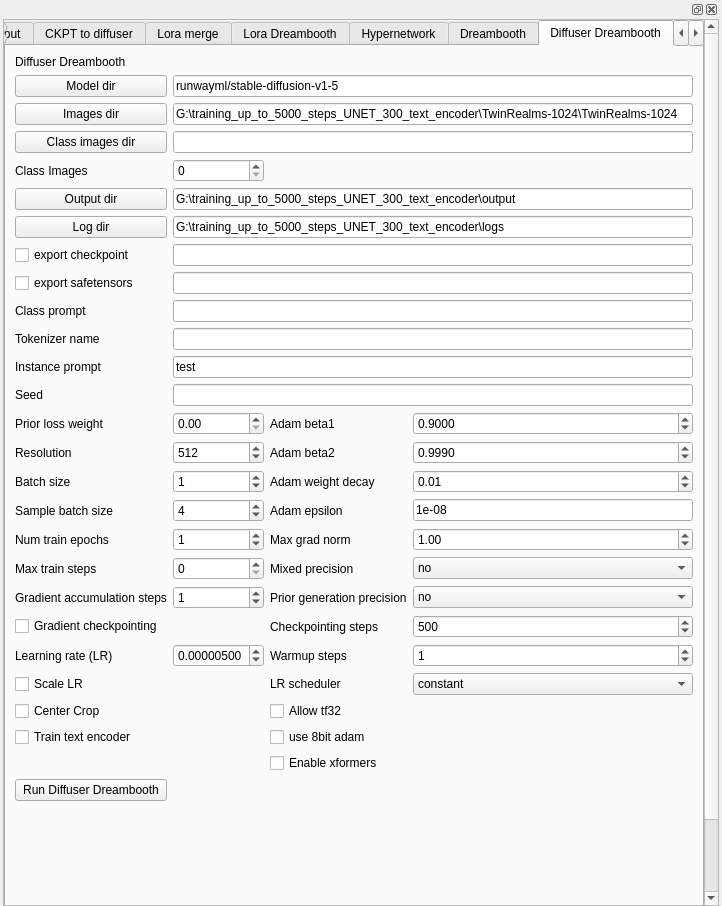
Old version of the form plugins/training/training.ui in the repository XmYx/ainodes-pyside.
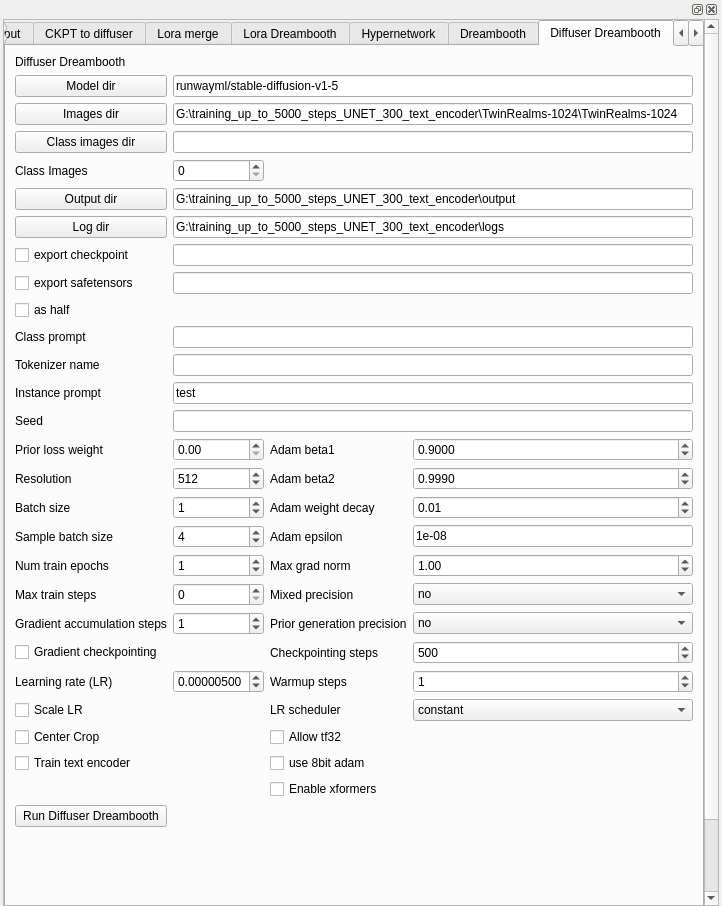
New version of the form.

Patch:
```diff
--- a/plugins/training/training.ui
+++ b/plugins/training/training.ui
@@ -3060,95 +3060,7 @@
                <string>Diffuser Dreambooth</string>
               </attribute>
               <layout class="QGridLayout" name="gridLayout_22">
-               <item row="24" column="3">
-                <widget class="QLineEdit" name="df_adam_epsilon">
-                 <property name="text">
-                  <string>1e-08</string>
-                 </property>
-                </widget>
-               </item>
-               <item row="29" column="3">
-                <widget class="QSpinBox" name="df_lr_warmup_steps">
-                 <property name="maximum">
-                  <number>10000000</number>
-                 </property>
-                 <property name="value">
-                  <number>1</number>
-                 </property>
-                </widget>
-               </item>
-               <item row="18" column="0">
-                <widget class="QLabel" name="label_253">
-                 <property name="text">
-                  <string>Prior loss weight</string>
-                 </property>
-                </widget>
-               </item>
-               <item row="39" column="0">
-                <widget class="QPushButton" name="start_diffuser_dreambooth">
-                 <property name="text">
-                  <string>Run Diffuser Dreambooth</string>
-                 </property>
-                </widget>
-               </item>
-               <item row="1" column="0">
-                <widget class="QPushButton" name="df_select_model">
-                 <property name="text">
-                  <string>Model dir</string>
-                 </property>
-                </widget>
-               </item>
-               <item row="27" column="1">
-                <widget class="QSpinBox" name="df_gradient_accumulation_steps">
-                 <property name="maximum">
-                  <number>10000000</number>
-                 </property>
-                 <property name="value">
-                  <number>1</number>
-                 </property>
-                </widget>
-               </item>
-               <item row="21" column="3">
-                <widget class="QDoubleSpinBox" name="df_adam_weight_decay">
-                 <property name="maximum">
-                  <double>100.000000000000000</double>
-                 </property>
-                 <property name="singleStep">
-                  <double>0.010000000000000</double>
-                 </property>
-                 <property name="value">
-                  <double>0.010000000000000</double>
-                 </property>
-                </widget>
-               </item>
-               <item row="8" column="1">
-                <widget class="QSpinBox" name="df_num_class_images"/>
-               </item>
-               <item row="24" column="0">
-                <widget class="QLabel" name="label_258">
-                 <property name="text">
-                  <string>Sample batch size</string>
-                 </property>
-                </widget>
-               </item>
-               <item row="26" column="1">
-                <widget class="QSpinBox" name="df_max_train_steps">
-                 <property name="maximum">
-                  <number>1000000</number>
-                 </property>
-                </widget>
-               </item>
-               <item row="25" column="1">
-                <widget class="QSpinBox" name="df_num_train_epochs">
-                 <property name="maximum">
-                  <number>5000</number>
-                 </property>
-                 <property name="value">
-                  <number>1</number>
-                 </property>
-                </widget>
-               </item>
-               <item row="29" column="1">
+               <item row="30" column="1">
                 <widget class="QDoubleSpinBox" name="df_learning_rate">
                  <property name="decimals">
                   <number>8</number>
@@ -3164,78 +3076,97 @@
                  </property>
                 </widget>
                </item>
-               <item row="24" column="1">
-                <widget class="QSpinBox" name="df_sample_batch_size">
-                 <property name="maximum">
-                  <number>100</number>
+               <item row="30" column="2">
+                <widget class="QLabel" name="label_265">
+                 <property name="text">
+                  <string>Warmup steps</string>
                  </property>
-                 <property name="value">
-                  <number>4</number>
-                 </property>
                 </widget>
                </item>
-               <item row="18" column="3">
-                <widget class="QDoubleSpinBox" name="df_adam_beta1">
-                 <property name="decimals">
-                  <number>4</number>
-                 </property>
-                 <property name="maximum">
-                  <double>100.000000000000000</double>
-                 </property>
-                 <property name="singleStep">
-                  <double>0.100000000000000</double>
-                 </property>
-                 <property name="value">
-                  <double>0.900000000000000</double>
-                 </property>
-                </widget>
-               </item>
-               <item row="2" column="1" colspan="3">
-                <widget class="QLineEdit" name="df_instance_data_dir">
+               <item row="16" column="0">
+                <widget class="QLabel" name="label_251">
                  <property name="text">
-                  <string>G:\training_up_to_5000_steps_UNET_300_text_encoder\TwinRealms-1024\TwinRealms-1024</string>
+                  <string>Instance prompt</string>
                  </property>
                 </widget>
                </item>
-               <item row="29" column="0">
+               <item row="30" column="0">
                 <widget class="QLabel" name="label_263">
                  <property name="text">
                   <string>Learning rate (LR)</string>
                  </property>
                 </widget>
                </item>
-               <item row="38" column="2">
-                <widget class="QCheckBox" name="df_enable_xformers_memory_efficient_attention">
-                 <property name="text">
-                  <string>Enable xformers</string>
+               <item row="20" column="3">
+                <widget class="QDoubleSpinBox" name="df_adam_beta2">
+                 <property name="decimals">
+                  <number>4</number>
                  </property>
-                 <property name="checked">
-                  <bool>false</bool>
+                 <property name="maximum">
+                  <double>100.000000000000000</double>
                  </property>
+                 <property name="singleStep">
+                  <double>0.001000000000000</double>
+                 </property>
+                 <property name="value">
+                  <double>0.999000000000000</double>
+                 </property>
                 </widget>
                </item>
-               <item row="0" column="0">
-                <widget class="QLabel" name="label_116">
-                 <property name="text">
-                  <string>Diffuser Dreambooth</string>
+               <item row="28" column="1">
+                <widget class="QSpinBox" name="df_gradient_accumulation_steps">
+                 <property name="maximum">
+                  <number>10000000</number>
                  </property>
+                 <property name="value">
+                  <number>1</number>
+                 </property>
                 </widget>
                </item>
-               <item row="32" column="2">
-                <widget class="QLabel" name="label_264">
+               <item row="25" column="2">
+                <widget class="QLabel" name="label_271">
                  <property name="text">
-                  <string>LR scheduler</string>
+                  <string>Adam epsilon</string>
                  </property>
                 </widget>
                </item>
-               <item row="37" column="2">
-                <widget class="QCheckBox" name="df_use_8bit_adam">
+               <item row="29" column="3">
+                <widget class="QSpinBox" name="df_checkpointing_steps">
+                 <property name="maximum">
+                  <number>1000000</number>
+                 </property>
+                 <property name="value">
+                  <number>500</number>
+                 </property>
+                </widget>
+               </item>
+               <item row="1" column="0">
+                <widget class="QPushButton" name="df_select_model">
                  <property name="text">
-                  <string>use 8bit adam</string>
+                  <string>Model dir</string>
                  </property>
                 </widget>
                </item>
-               <item row="32" column="3">
+               <item row="19" column="1">
+                <widget class="QDoubleSpinBox" name="df_prior_loss_weight"/>
+               </item>
+               <item row="20" column="1">
+                <widget class="QSpinBox" name="df_resolution">
+                 <property name="maximum">
+                  <number>4068</number>
+                 </property>
+                 <property name="singleStep">
+                  <number>64</number>
+                 </property>
+                 <property name="value">
+                  <number>512</number>
+                 </property>
+                </widget>
+               </item>
+               <item row="14" column="1" colspan="3">
+                <widget class="QLineEdit" name="df_class_prompt"/>
+               </item>
+               <item row="33" column="3">
                 <widget class="QComboBox" name="df_lr_scheduler">
                  <item>
                   <property name="text">
@@ -3269,47 +3200,232 @@
                  </item>
                 </widget>
                </item>
-               <item row="19" column="3">
-                <widget class="QDoubleSpinBox" name="df_adam_beta2">
-                 <property name="decimals">
+               <item row="22" column="1">
+                <widget class="QSpinBox" name="df_train_batch_size">
+                 <property name="maximum">
+                  <number>500</number>
+                 </property>
+                 <property name="value">
+                  <number>1</number>
+                 </property>
+                </widget>
+               </item>
+               <item row="27" column="3">
+                <widget class="QComboBox" name="df_mixed_precision">
+                 <item>
+                  <property name="text">
+                   <string>no</string>
+                  </property>
+                 </item>
+                 <item>
+                  <property name="text">
+                   <string>fp16</string>
+                  </property>
+                 </item>
+                 <item>
+                  <property name="text">
+                   <string>bf16</string>
+                  </property>
+                 </item>
+                </widget>
+               </item>
+               <item row="27" column="2">
+                <widget class="QLabel" name="label_273">
+                 <property name="text">
+                  <string>Mixed precision</string>
+                 </property>
+                </widget>
+               </item>
+               <item row="0" column="0">
+                <widget class="QLabel" name="label_116">
+                 <property name="text">
+                  <string>Diffuser Dreambooth</string>
+                 </property>
+                </widget>
+               </item>
+               <item row="19" column="0">
+                <widget class="QLabel" name="label_253">
+                 <property name="text">
+                  <string>Prior loss weight</string>
+                 </property>
+                </widget>
+               </item>
+               <item row="26" column="0">
+                <widget class="QLabel" name="label_259">
+                 <property name="text">
+                  <string>Num train epochs</string>
+                 </property>
+                </widget>
+               </item>
+               <item row="12" column="0">
+                <widget class="QCheckBox" name="expor_safetensors">
+                 <property name="text">
+                  <string>export safetensors</string>
+                 </property>
+                </widget>
+               </item>
+               <item row="38" column="0">
+                <widget class="QCheckBox" name="df_train_text_encoder">
+                 <property name="text">
+                  <string>Train text encoder</string>
+                 </property>
+                </widget>
+               </item>
+               <item row="18" column="0">
+                <widget class="QLabel" name="label_255">
+                 <property name="text">
+                  <string>Seed</string>
+                 </property>
+                </widget>
+               </item>
+               <item row="25" column="1">
+                <widget class="QSpinBox" name="df_sample_batch_size">
+                 <property name="maximum">
+                  <number>100</number>
+                 </property>
+                 <property name="value">
                   <number>4</number>
                  </property>
+                </widget>
+               </item>
+               <item row="2" column="0">
+                <widget class="QPushButton" name="df_select_images">
+                 <property name="text">
+                  <string>Images dir</string>
+                 </property>
+                </widget>
+               </item>
+               <item row="22" column="3">
+                <widget class="QDoubleSpinBox" name="df_adam_weight_decay">
                  <property name="maximum">
                   <double>100.000000000000000</double>
                  </property>
                  <property name="singleStep">
-                  <double>0.001000000000000</double>
+                  <double>0.010000000000000</double>
                  </property>
                  <property name="value">
-                  <double>0.999000000000000</double>
+                  <double>0.010000000000000</double>
                  </property>
                 </widget>
                </item>
-               <item row="25" column="3">
-                <widget class="QDoubleSpinBox" name="df_max_grad_norm">
-                 <property name="singleStep">
-                  <double>0.100000000000000</double>
+               <item row="10" column="1" colspan="3">
+                <widget class="QLineEdit" name="df_logging_dir">
+                 <property name="text">
+                  <string>G:\training_up_to_5000_steps_UNET_300_text_encoder\logs</string>
                  </property>
+                </widget>
+               </item>
+               <item row="12" column="1" colspan="3">
+                <widget class="QLineEdit" name="safetensor_filename"/>
+               </item>
+               <item row="16" column="1" colspan="3">
+                <widget class="QLineEdit" name="df_instance_prompt">
+                 <property name="text">
+                  <string>test</string>
+                 </property>
+                </widget>
+               </item>
+               <item row="38" column="2">
+                <widget class="QCheckBox" name="df_use_8bit_adam">
+                 <property name="text">
+                  <string>use 8bit adam</string>
+                 </property>
+                </widget>
+               </item>
+               <item row="27" column="1">
+                <widget class="QSpinBox" name="df_max_train_steps">
+                 <property name="maximum">
+                  <number>1000000</number>
+                 </property>
+                </widget>
+               </item>
+               <item row="30" column="3">
+                <widget class="QSpinBox" name="df_lr_warmup_steps">
+                 <property name="maximum">
+                  <number>10000000</number>
+                 </property>
                  <property name="value">
-                  <double>1.000000000000000</double>
+                  <number>1</number>
                  </property>
                 </widget>
                </item>
-               <item row="10" column="0">
-                <widget class="QPushButton" name="df_select_log_folder">
+               <item row="15" column="1" colspan="3">
+                <widget class="QLineEdit" name="df_tokenizer_name">
                  <property name="text">
-                  <string>Log dir</string>
+                  <string/>
                  </property>
                 </widget>
                </item>
-               <item row="24" column="2">
-                <widget class="QLabel" name="label_271">
+               <item row="6" column="0">
+                <widget class="QPushButton" name="df_select_class_images">
                  <property name="text">
-                  <string>Adam epsilon</string>
+                  <string>Class images dir</string>
                  </property>
                 </widget>
                </item>
-               <item row="40" column="0">
+               <item row="18" column="1" colspan="3">
+                <widget class="QLineEdit" name="df_seed"/>
+               </item>
+               <item row="1" column="1" colspan="3">
+                <widget class="QLineEdit" name="df_pretrained_model_name_or_path">
+                 <property name="text">
+                  <string>runwayml/stable-diffusion-v1-5</string>
+                 </property>
+                </widget>
+               </item>
+               <item row="28" column="0">
+                <widget class="QLabel" name="label_262">
+                 <property name="text">
+                  <string>Gradient accumulation steps</string>
+                 </property>
+                </widget>
+               </item>
+               <item row="29" column="2">
+                <widget class="QLabel" name="label_261">
+                 <property name="text">
+                  <string>Checkpointing steps</string>
+                 </property>
+                </widget>
+               </item>
+               <item row="22" column="2">
+                <widget class="QLabel" name="label_270">
+                 <property name="text">
+                  <string>Adam weight decay</string>
+                 </property>
+                </widget>
+               </item>
+               <item row="9" column="0">
+                <widget class="QPushButton" name="df_select_output_folder">
+                 <property name="text">
+                  <string>Output dir</string>
+                 </property>
+                </widget>
+               </item>
+               <item row="33" column="0">
+                <widget class="QCheckBox" name="df_scale_lr">
+                 <property name="text">
+                  <string>Scale LR</string>
+                 </property>
+                </widget>
+               </item>
+               <item row="26" column="2">
+                <widget class="QLabel" name="label_272">
+                 <property name="text">
+                  <string>Max grad norm</string>
+                 </property>
+                </widget>
+               </item>
+               <item row="28" column="2">
+                <widget class="QLabel" name="label_274">
+                 <property name="text">
+                  <string>Prior generation precision</string>
+                 </property>
+                </widget>
+               </item>
+               <item row="8" column="1">
+                <widget class="QSpinBox" name="df_num_class_images"/>
+               </item>
+               <item row="41" column="0">
                 <spacer name="verticalSpacer_10">
                  <property name="orientation">
                   <enum>Qt::Vertical</enum>
@@ -3322,61 +3438,10 @@
                  </property>
                 </spacer>
                </item>
-               <item row="13" column="1" colspan="3">
-                <widget class="QLineEdit" name="df_class_prompt"/>
-               </item>
-               <item row="28" column="0">
-                <widget class="QCheckBox" name="df_gradient_checkpointing">
-                 <property name="text">
-                  <string>Gradient checkpointing</string>
-                 </property>
-                </widget>
-               </item>
-               <item row="6" column="0">
-                <widget class="QPushButton" name="df_select_class_images">
-                 <property name="text">
-                  <string>Class images dir</string>
-                 </property>
-                </widget>
-               </item>
                <item row="14" column="0">
-                <widget class="QLabel" name="label_118">
+                <widget class="QLabel" name="label_252">
                  <property name="text">
-                  <string>Tokenizer name</string>
-                 </property>
-                </widget>
-               </item>
-               <item row="21" column="1">
-                <widget class="QSpinBox" name="df_train_batch_size">
-                 <property name="maximum">
-                  <number>500</number>
-                 </property>
-                 <property name="value">
-                  <number>1</number>
-                 </property>
-                </widget>
-               </item>
-               <item row="27" column="2">
-                <widget class="QLabel" name="label_274">
-                 <property name="text">
-                  <string>Prior generation precision</string>
-                 </property>
-                </widget>
-               </item>
-               <item row="9" column="0">
-                <widget class="QPushButton" name="df_select_output_folder">
-                 <property name="text">
-                  <string>Output dir</string>
-                 </property>
-                </widget>
-               </item>
-               <item row="18" column="1">
-                <widget class="QDoubleSpinBox" name="df_prior_loss_weight"/>
-               </item>
-               <item row="21" column="0">
-                <widget class="QLabel" name="label_257">
-                 <property name="text">
-                  <string>Batch size</string>
+                  <string>Class prompt</string>
                  </property>
                 </widget>
                </item>
@@ -3388,125 +3453,92 @@
                 </widget>
                </item>
                <item row="26" column="3">
-                <widget class="QComboBox" name="df_mixed_precision">
-                 <item>
-                  <property name="text">
-                   <string>no</string>
-                  </property>
-                 </item>
-                 <item>
-                  <property name="text">
-                   <string>fp16</string>
-                  </property>
-                 </item>
-                 <item>
-                  <property name="text">
-                   <string>bf16</string>
-                  </property>
-                 </item>
-                </widget>
-               </item>
-               <item row="1" column="1" colspan="3">
-                <widget class="QLineEdit" name="df_pretrained_model_name_or_path">
-                 <property name="text">
-                  <string>runwayml/stable-diffusion-v1-5</string>
-                 </property>
-                </widget>
-               </item>
-               <item row="19" column="1">
-                <widget class="QSpinBox" name="df_resolution">
-                 <property name="maximum">
-                  <number>4068</number>
-                 </property>
+                <widget class="QDoubleSpinBox" name="df_max_grad_norm">
                  <property name="singleStep">
-                  <number>64</number>
+                  <double>0.100000000000000</double>
                  </property>
                  <property name="value">
-                  <number>512</number>
+                  <double>1.000000000000000</double>
                  </property>
                 </widget>
                </item>
-               <item row="32" column="0">
-                <widget class="QCheckBox" name="df_scale_lr">
+               <item row="2" column="1" colspan="3">
+                <widget class="QLineEdit" name="df_instance_data_dir">
                  <property name="text">
-                  <string>Scale LR</string>
+                  <string>G:\training_up_to_5000_steps_UNET_300_text_encoder\TwinRealms-1024\TwinRealms-1024</string>
                  </property>
                 </widget>
                </item>
-               <item row="6" column="1" colspan="3">
-                <widget class="QLineEdit" name="df_class_data_dir"/>
-               </item>
                <item row="27" column="0">
-                <widget class="QLabel" name="label_262">
-                 <property name="text">
-                  <string>Gradient accumulation steps</string>
-                 </property>
-                </widget>
-               </item>
-               <item row="13" column="0">
-                <widget class="QLabel" name="label_252">
-                 <property name="text">
-                  <string>Class prompt</string>
-                 </property>
-                </widget>
-               </item>
-               <item row="36" column="0">
-                <widget class="QCheckBox" name="df_center_crop">
-                 <property name="text">
-                  <string>Center Crop</string>
-                 </property>
-                </widget>
-               </item>
-               <item row="29" column="2">
-                <widget class="QLabel" name="label_265">
-                 <property name="text">
-                  <string>Warmup steps</string>
-                 </property>
-                </widget>
-               </item>
-               <item row="26" column="0">
                 <widget class="QLabel" name="label_260">
                  <property name="text">
                   <string>Max train steps</string>
                  </property>
                 </widget>
                </item>
-               <item row="19" column="0">
-                <widget class="QLabel" name="label_256">
+               <item row="10" column="0">
+                <widget class="QPushButton" name="df_select_log_folder">
                  <property name="text">
-                  <string>Resolution</string>
+                  <string>Log dir</string>
                  </property>
                 </widget>
                </item>
-               <item row="25" column="0">
-                <widget class="QLabel" name="label_259">
+               <item row="29" column="0">
+                <widget class="QCheckBox" name="df_gradient_checkpointing">
                  <property name="text">
-                  <string>Num train epochs</string>
+                  <string>Gradient checkpointing</string>
                  </property>
                 </widget>
                </item>
-               <item row="18" column="2">
-                <widget class="QLabel" name="label_268">
+               <item row="25" column="3">
+                <widget class="QLineEdit" name="df_adam_epsilon">
                  <property name="text">
-                  <string>Adam beta1</string>
+                  <string>1e-08</string>
                  </property>
                 </widget>
                </item>
-               <item row="9" column="1" colspan="3">
-                <widget class="QLineEdit" name="df_output_dir">
+               <item row="11" column="1" colspan="3">
+                <widget class="QLineEdit" name="checkpoint_filename"/>
+               </item>
+               <item row="22" column="0">
+                <widget class="QLabel" name="label_257">
                  <property name="text">
-                  <string>G:\training_up_to_5000_steps_UNET_300_text_encoder\output</string>
+                  <string>Batch size</string>
                  </property>
                 </widget>
                </item>
-               <item row="19" column="2">
+               <item row="26" column="1">
+                <widget class="QSpinBox" name="df_num_train_epochs">
+                 <property name="maximum">
+                  <number>5000</number>
+                 </property>
+                 <property name="value">
+                  <number>1</number>
+                 </property>
+                </widget>
+               </item>
+               <item row="15" column="0">
+                <widget class="QLabel" name="label_118">
+                 <property name="text">
+                  <string>Tokenizer name</string>
+                 </property>
+                </widget>
+               </item>
+               <item row="33" column="2">
+                <widget class="QLabel" name="label_264">
+                 <property name="text">
+                  <string>LR scheduler</string>
+                 </property>
+                </widget>
+               </item>
+               <item row="20" column="2">
                 <widget class="QLabel" name="label_269">
                  <property name="text">
                   <string>Adam beta2</string>
                  </property>
                 </widget>
                </item>
-               <item row="27" column="3">
+               <item row="28" column="3">
                 <widget class="QComboBox" name="df_prior_generation_precision">
                  <item>
                   <property name="text">
@@ -3530,107 +3562,47 @@
                  </item>
                 </widget>
                </item>
-               <item row="26" column="2">
-                <widget class="QLabel" name="label_273">
-                 <property name="text">
-                  <string>Mixed precision</string>
-                 </property>
-                </widget>
-               </item>
-               <item row="2" column="0">
-                <widget class="QPushButton" name="df_select_images">
-                 <property name="text">
-                  <string>Images dir</string>
-                 </property>
-                </widget>
-               </item>
-               <item row="15" column="1" colspan="3">
-                <widget class="QLineEdit" name="df_instance_prompt">
-                 <property name="text">
-                  <string>test</string>
-                 </property>
-                </widget>
-               </item>
-               <item row="17" column="1" colspan="3">
-                <widget class="QLineEdit" name="df_seed"/>
-               </item>
-               <item row="14" column="1" colspan="3">
-                <widget class="QLineEdit" name="df_tokenizer_name">
-                 <property name="text">
-                  <string/>
-                 </property>
-                </widget>
-               </item>
-               <item row="28" column="3">
-                <widget class="QSpinBox" name="df_checkpointing_steps">
-                 <property name="maximum">
-                  <number>1000000</number>
-                 </property>
-                 <property name="value">
-                  <number>500</number>
-                 </property>
-                </widget>
-               </item>
-               <item row="17" column="0">
-                <widget class="QLabel" name="label_255">
-                 <property name="text">
-                  <string>Seed</string>
-                 </property>
-                </widget>
-               </item>
-               <item row="36" column="2">
-                <widget class="QCheckBox" name="df_allow_tf32">
-                 <property name="text">
-                  <string>Allow tf32</string>
-                 </property>
-                </widget>
-               </item>
-               <item row="28" column="2">
-                <widget class="QLabel" name="label_261">
-                 <property name="text">
-                  <string>Checkpointing steps</string>
-                 </property>
-                </widget>
-               </item>
-               <item row="12" column="0">
-                <widget class="QCheckBox" name="expor_safetensors">
-                 <property name="text">
-                  <string>export safetensors</string>
-                 </property>
-                </widget>
-               </item>
                <item row="37" column="0">
-                <widget class="QCheckBox" name="df_train_text_encoder">
+                <widget class="QCheckBox" name="df_center_crop">
                  <property name="text">
-                  <string>Train text encoder</string>
+                  <string>Center Crop</string>
                  </property>
                 </widget>
                </item>
-               <item row="21" column="2">
-                <widget class="QLabel" name="label_270">
+               <item row="9" column="1" colspan="3">
+                <widget class="QLineEdit" name="df_output_dir">
                  <property name="text">
-                  <string>Adam weight decay</string>
+                  <string>G:\training_up_to_5000_steps_UNET_300_text_encoder\output</string>
                  </property>
                 </widget>
                </item>
-               <item row="10" column="1" colspan="3">
-                <widget class="QLineEdit" name="df_logging_dir">
-                 <property name="text">
-                  <string>G:\training_up_to_5000_steps_UNET_300_text_encoder\logs</string>
+               <item row="19" column="3">
+                <widget class="QDoubleSpinBox" name="df_adam_beta1">
+                 <property name="decimals">
+                  <number>4</number>
                  </property>
+                 <property name="maximum">
+                  <double>100.000000000000000</double>
+                 </property>
+                 <property name="singleStep">
+                  <double>0.100000000000000</double>
+                 </property>
+                 <property name="value">
+                  <double>0.900000000000000</double>
+                 </property>
                 </widget>
                </item>
-               <item row="25" column="2">
-                <widget class="QLabel" name="label_272">
+               <item row="25" column="0">
+                <widget class="QLabel" name="label_258">
                  <property name="text">
-                  <string>Max grad norm</string>
+                  <string>Sample batch size</string>
                  </property>
                 </widget>
                </item>
-               <item row="15" column="0">
-                <widget class="QLabel" name="label_251">
+               <item row="20" column="0">
+                <widget class="QLabel" name="label_256">
                  <property name="text">
-                  <string>Instance prompt</string>
+                  <string>Resolution</string>
                  </property>
                 </widget>
                </item>
@@ -3641,11 +3613,46 @@
                  </property>
                 </widget>
                </item>
-               <item row="11" column="1" colspan="3">
-                <widget class="QLineEdit" name="checkpoint_filename"/>
+               <item row="6" column="1" colspan="3">
+                <widget class="QLineEdit" name="df_class_data_dir"/>
                </item>
-               <item row="12" column="1" colspan="3">
-                <widget class="QLineEdit" name="safetensor_filename"/>
+               <item row="19" column="2">
+                <widget class="QLabel" name="label_268">
+                 <property name="text">
+                  <string>Adam beta1</string>
+                 </property>
+                </widget>
+               </item>
+               <item row="40" column="0">
+                <widget class="QPushButton" name="start_diffuser_dreambooth">
+                 <property name="text">
+                  <string>Run Diffuser Dreambooth</string>
+                 </property>
+                </widget>
+               </item>
+               <item row="39" column="2">
+                <widget class="QCheckBox" name="df_enable_xformers_memory_efficient_attention">
+                 <property name="text">
+                  <string>Enable xformers</string>
+                 </property>
+                 <property name="checked">
+                  <bool>false</bool>
+                 </property>
+                </widget>
+               </item>
+               <item row="37" column="2">
+                <widget class="QCheckBox" name="df_allow_tf32">
+                 <property name="text">
+                  <string>Allow tf32</string>
+                 </property>
+                </widget>
+               </item>
+               <item row="13" column="0">
+                <widget class="QCheckBox" name="as_half">
+                 <property name="text">
+                  <string>as half</string>
+                 </property>
+                </widget>
                </item>
               </layout>
              </widget>
```
